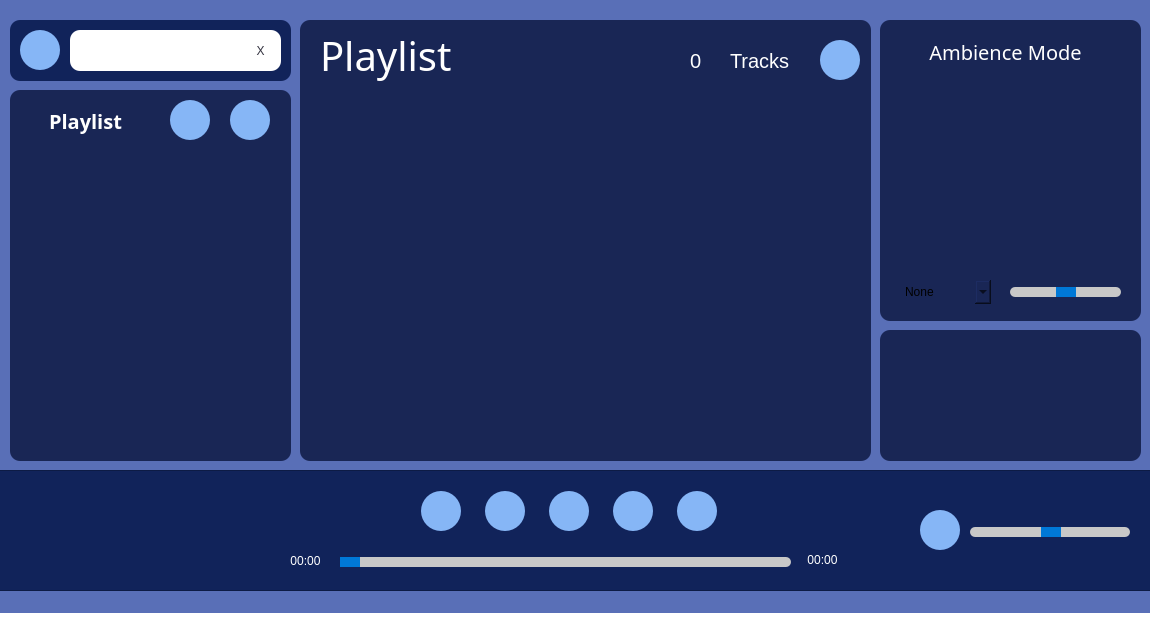
Before: the Qt Designer form forms/mainwindow.ui in whatdislol/Symmo, drawn with Qt 5.
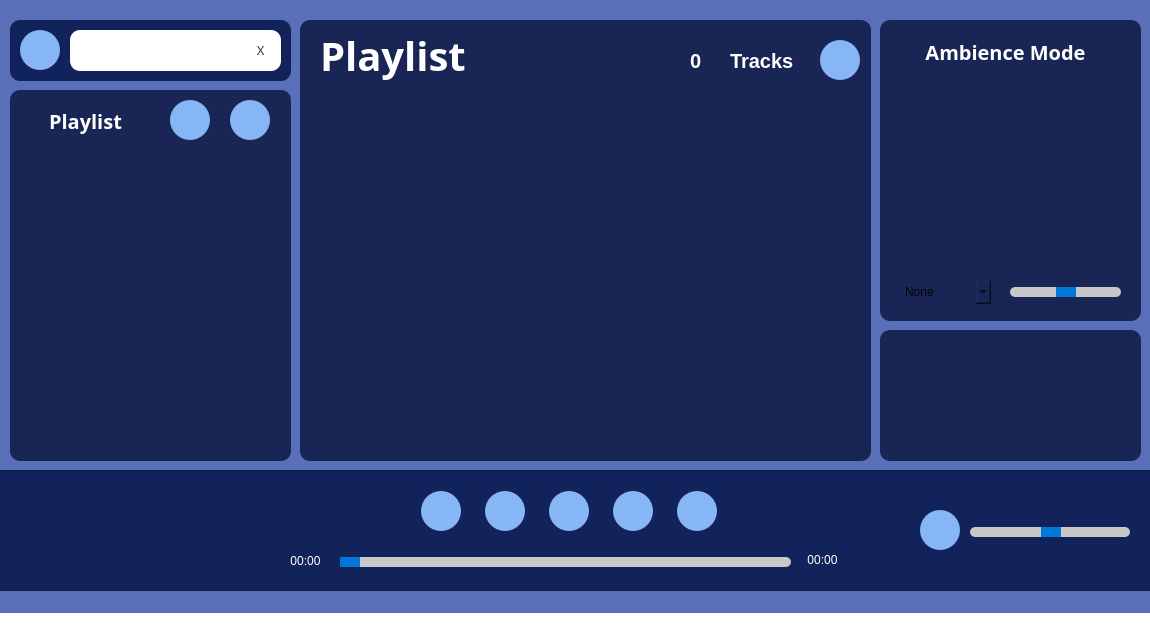
After: the same form once the commit is applied.

Patch:
```diff
--- a/forms/mainwindow.ui
+++ b/forms/mainwindow.ui
@@ -347,25 +347,29 @@
     <widget class="QLabel" name="label_fileName">
      <property name="geometry">
       <rect>
-       <x>20</x>
+       <x>40</x>
        <y>50</y>
-       <width>271</width>
+       <width>231</width>
        <height>20</height>
       </rect>
      </property>
      <property name="font">
       <font>
        <family>STHeiti</family>
+       <italic>false</italic>
+       <bold>true</bold>
       </font>
      </property>
      <property name="styleSheet">
-      <string notr="true">color: rgb(255,255,255);</string>
+      <string notr="true">color: rgb(255,255,255);
+font: bold Gotham;
+</string>
      </property>
      <property name="text">
       <string/>
      </property>
      <property name="alignment">
-      <set>Qt::AlignCenter</set>
+      <set>Qt::AlignLeading|Qt::AlignLeft|Qt::AlignVCenter</set>
      </property>
     </widget>
     <zorder>toggleButton_PlayPause</zorder>
@@ -412,14 +416,16 @@
      </property>
      <property name="font">
       <font>
-       <family>STHeiti</family>
+       <family>Gotham</family>
        <pointsize>-1</pointsize>
+       <italic>false</italic>
+       <bold>true</bold>
       </font>
      </property>
      <property name="styleSheet">
-      <string notr="true">
-							font-size: 20px;
-							color: rgb(255,255,255);
+      <string notr="true">font-size: 20px;
+color: rgb(255,255,255);
+font: bold Gotham;
 						</string>
      </property>
      <property name="text">
@@ -596,12 +602,14 @@
       <font>
        <family>STHeiti</family>
        <pointsize>-1</pointsize>
+       <italic>false</italic>
+       <bold>true</bold>
       </font>
      </property>
      <property name="styleSheet">
-      <string notr="true">
-							font-size: 40px;
-							color: rgb(255,255,255);
+      <string notr="true">font-size: 40px;
+color: rgb(255,255,255);
+font: bold Gotham
 						</string>
      </property>
      <property name="text">
@@ -618,9 +626,9 @@
       </rect>
      </property>
      <property name="styleSheet">
-      <string notr="true">
-							font-size: 20px;
-							color: rgb(255, 255, 255);
+      <string notr="true">font-size: 20px;
+color: rgb(255, 255, 255);
+font: bold Gotham;
 						</string>
      </property>
      <property name="text">
@@ -637,9 +645,10 @@
       </rect>
      </property>
      <property name="styleSheet">
-      <string notr="true">
-							font-size: 20px;
-							color: rgb(255, 255, 255);
+      <string notr="true">font-size: 20px;
+color: rgb(255, 255, 255);
+font: bold Gotham;
+
 						</string>
      </property>
      <property name="text">
```
Left out of the diff: 23 changed lines with no effect on the pictures.
